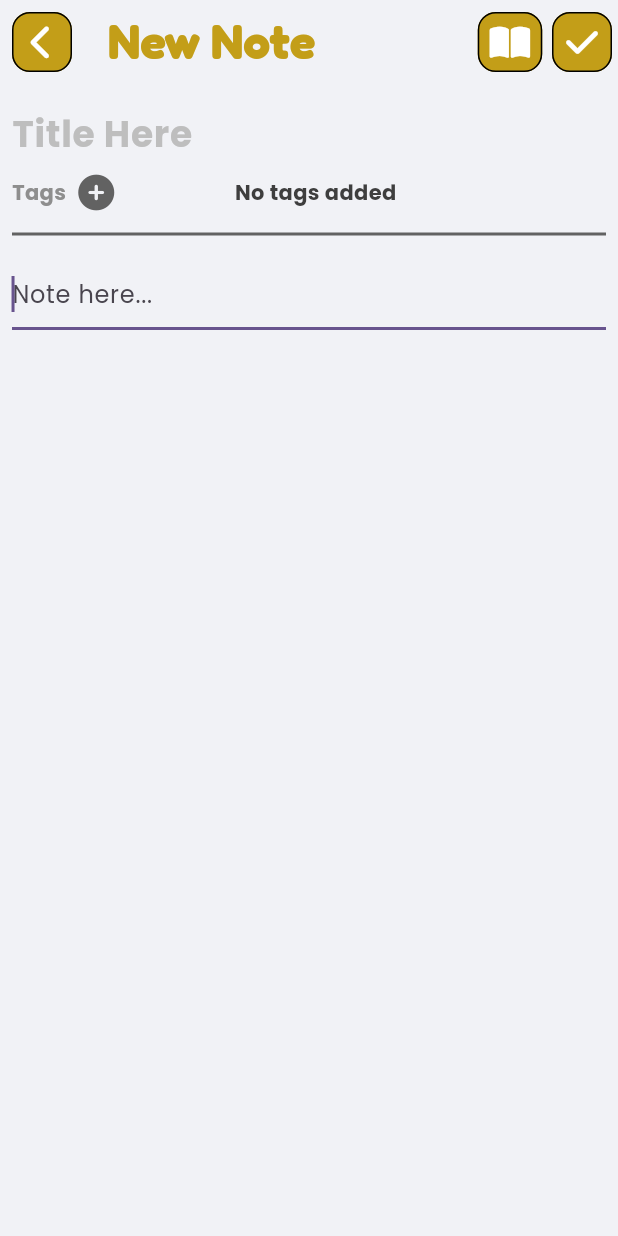
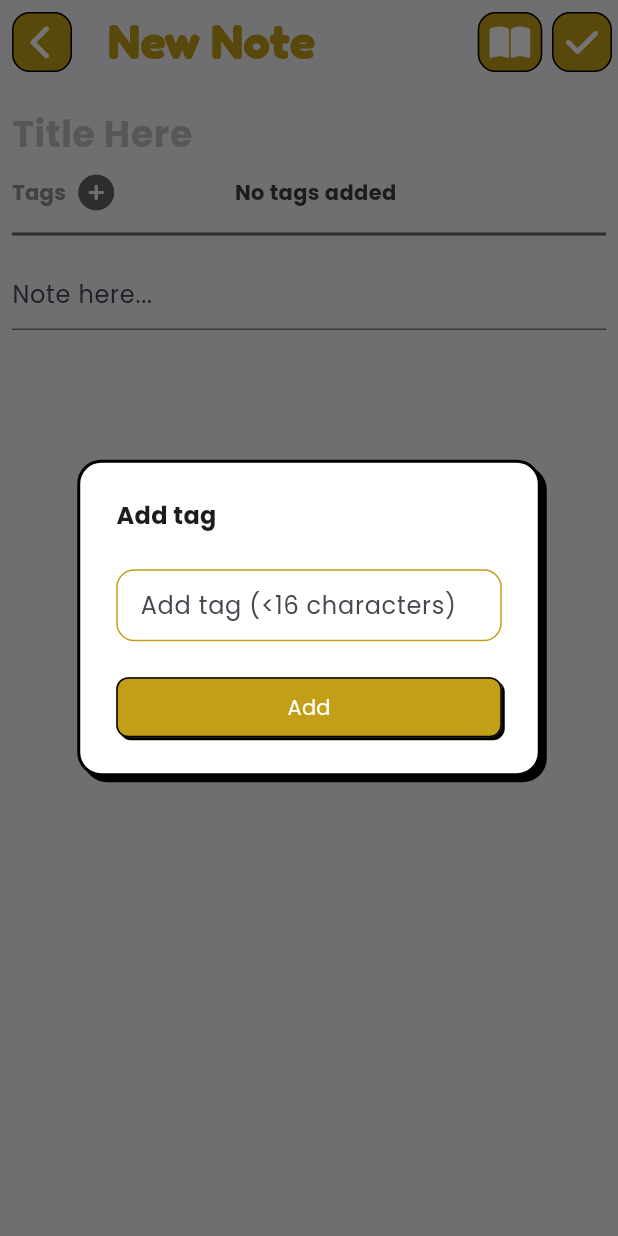
Before and after one commit to Ritika108108/Notes_Keeper, a Flutter app: the NewOrEditNotePage screen opened directly, after a tap on an icon or button, on a phone screen of 412 x 824 dp. Run offline on Flutter 3.47's test engine with Material 3 defaults, Android fonts, the phone set to English and light mode, and no system bars; our stand-ins replace font_awesome_flutter; missing offline and left inert: flutter_quill.

Commit message:
Fixed new note page layout and add tag button

```diff
--- a/lib/change_notifiers/new_note_controller.dart
+++ b/lib/change_notifiers/new_note_controller.dart
@@ -1,5 +1,31 @@
 import 'package:flutter/material.dart';
+import 'package:flutter_quill/flutter_quill.dart';
 
 class NewNoteController extends ChangeNotifier {
   bool readOnly = false;
+
+  String _title = '';
+  set title(String value) {
+    _title = value;
+    notifyListeners();
+  }
+
+  String get title => _title;
+
+  Document _content = Document();
+  set content(Document value) {
+    _content = value;
+    notifyListeners();
+  }
+
+  Document get content => _content;
+
+  final List<String> _tags = [];
+
+  void addTag(String tag) {
+    _tags.add(tag);
+    notifyListeners();
+  }
+
+  List<String> get tags => _tags;
 }
--- a/lib/pages/new_or_edit_note_page.dart
+++ b/lib/pages/new_or_edit_note_page.dart
@@ -1,6 +1,11 @@
 import 'package:flutter/material.dart';
+import 'package:flutter_quill/flutter_quill.dart';
 import 'package:font_awesome_flutter/font_awesome_flutter.dart';
+import 'package:notes_keeper/change_notifiers/new_note_controller.dart';
 import 'package:notes_keeper/core/constants.dart';
+import 'package:notes_keeper/widgets/dialog_card.dart';
+import 'package:notes_keeper/widgets/new_tag_dialog.dart';
+import 'package:notes_keeper/widgets/note_card.dart';
 import 'package:notes_keeper/widgets/note_icon_button.dart';
 import 'package:notes_keeper/widgets/note_icon_button_outlined.dart';
 
@@ -16,12 +21,20 @@ class NewOrEditNotePage extends StatefulWidget {
 class _NewOrEditNotePageState extends State<NewOrEditNotePage> {
   late final FocusNode focusNode;
 
+  late final NewNoteController newNoteController;
+  late final QuillController quillController;
+
   late bool readOnly;
 
   @override
   void initState() {
     super.initState();
     focusNode = FocusNode();
+    newNoteController = NewNoteController();
+    quillController = QuillController.basic()
+      ..addListener(() {
+        newNoteController.content = quillController.document;
+      });
     if (widget.isNewNote) {
       focusNode.requestFocus();
       readOnly = false;
@@ -32,6 +45,7 @@ class _NewOrEditNotePageState extends State<NewOrEditNotePage> {
 
   @override
   void dispose() {
+    quillController.dispose();
     focusNode.dispose();
     super.dispose();
   }
@@ -82,6 +96,9 @@ class _NewOrEditNotePageState extends State<NewOrEditNotePage> {
                 border: InputBorder.none,
               ),
               canRequestFocus: !readOnly,
+              onChanged: (newValue) {
+                newNoteController.title = newValue;
+              },
             ),
             if (!widget.isNewNote) ...[
               Row(
@@ -149,7 +166,13 @@ class _NewOrEditNotePageState extends State<NewOrEditNotePage> {
                       SizedBox(width: 8),
                       NoteIconButton(
                         icon: FontAwesomeIcons.circlePlus,
-                        onPressed: () {},
+                        onPressed: () {
+                          showDialog(
+                            context: context,
+                            builder: (context) =>
+                                DialogCard(child: NewTagDialog()),
+                          );
+                        },
                       ),
                     ],
                   ),
--- /dev/null
+++ b/lib/widgets/dialog_card.dart
@@ -0,0 +1,29 @@
+import 'package:flutter/material.dart';
+import 'package:notes_keeper/core/constants.dart';
+import 'package:notes_keeper/widgets/new_tag_dialog.dart';
+
+class DialogCard extends StatelessWidget {
+  const DialogCard({required this.child, super.key});
+
+  final Widget child;
+
+  @override
+  Widget build(BuildContext context) {
+    return Center(
+      child: Material(
+        type: MaterialType.transparency,
+        child: Container(
+          width: MediaQuery.sizeOf(context).width * 0.75,
+          padding: const EdgeInsets.all(24.0),
+          decoration: BoxDecoration(
+            color: white,
+            border: Border.all(width: 2, color: black),
+            boxShadow: [BoxShadow(offset: Offset(4, 4))],
+            borderRadius: BorderRadius.circular(16),
+          ),
+          child: child,
+        ),
+      ),
+    );
+  }
+}
--- /dev/null
+++ b/lib/widgets/new_tag_dialog.dart
@@ -0,0 +1,58 @@
+import 'package:flutter/material.dart';
+import 'package:notes_keeper/core/constants.dart';
+
+class NewTagDialog extends StatelessWidget {
+  const NewTagDialog({super.key});
+
+  @override
+  Widget build(BuildContext context) {
+    return Column(
+      mainAxisSize: MainAxisSize.min,
+      crossAxisAlignment: CrossAxisAlignment.stretch,
+      children: [
+        Text(
+          'Add tag',
+          style: TextStyle(fontSize: 16, fontWeight: FontWeight.bold),
+          textAlign: TextAlign.left,
+        ),
+        SizedBox(height: 24),
+        TextField(
+          decoration: InputDecoration(
+            hintText: 'Add tag (<16 characters)',
+            contentPadding: EdgeInsets.symmetric(horizontal: 12, vertical: 12),
+            isDense: true,
+            enabledBorder: OutlineInputBorder(
+              borderRadius: BorderRadius.circular(12),
+              borderSide: BorderSide(color: primary),
+            ),
+            focusedBorder: OutlineInputBorder(
+              borderRadius: BorderRadius.circular(12),
+              borderSide: BorderSide(color: primary),
+            ),
+          ),
+        ),
+        SizedBox(height: 24),
+        DecoratedBox(
+          decoration: BoxDecoration(
+            boxShadow: [BoxShadow(offset: Offset(2, 2), color: black)],
+            borderRadius: BorderRadius.circular(8),
+          ),
+          child: ElevatedButton(
+            onPressed: () {},
+            child: Text('Add'),
+            style: ElevatedButton.styleFrom(
+              backgroundColor: primary,
+              foregroundColor: white,
+              side: BorderSide(color: black),
+              shape: RoundedRectangleBorder(
+                borderRadius: BorderRadius.circular(8),
+              ),
+              elevation: 0,
+              tapTargetSize: MaterialTapTargetSize.shrinkWrap,
+            ),
+          ),
+        ),
+      ],
+    );
+  }
+}
--- a/pubspec.yaml
+++ b/pubspec.yaml
@@ -36,6 +36,7 @@ dependencies:
   cupertino_icons: ^1.0.8
   font_awesome_flutter: ^10.8.0
   provider: ^6.1.5
+  flutter_quill: ^11.4.2
 
 dev_dependencies:
   flutter_test:
```
Also changed, not shown: pubspec.lock, 6 other files.
